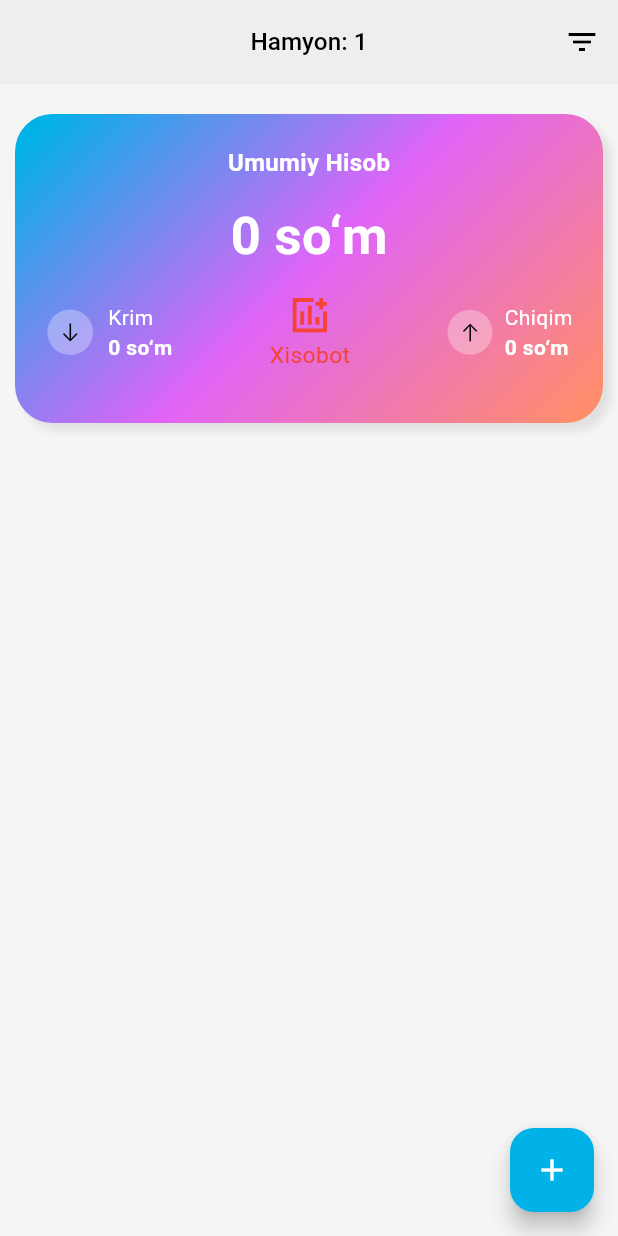
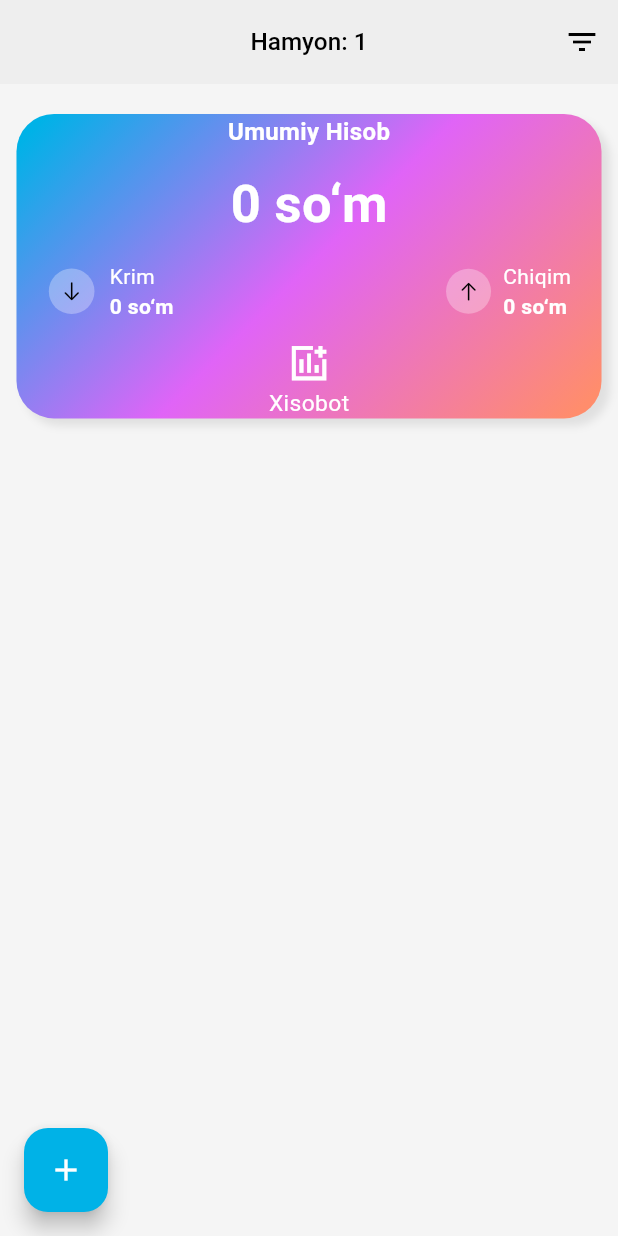
Before and after one commit to sarvarrustam/expensetrackerbloc, a Flutter app: the screen it shows after launch, on a phone screen of 412 x 824 dp. Run offline on Flutter 3.47's test engine with Material 3 defaults, Android fonts, the light colour scheme and no system bars; our stand-ins replace bloc, equatable, flutter_bloc, flutter_screenutil, go_router, google_fonts and 2 more; accounts and stored records are empty.

Commit message:
add floating action button location and update dependencies

```diff
--- a/lib/pages/home/home_page.dart
+++ b/lib/pages/home/home_page.dart
@@ -47,6 +47,7 @@ class HomePage extends StatelessWidget {
                 icon: const Icon(Icons.filter_list))
           ],
         ),
+        floatingActionButtonLocation: FloatingActionButtonLocation.startFloat,
         floatingActionButton: FloatingActionButton(
           onPressed: () {
             context
@@ -55,16 +56,14 @@ class HomePage extends StatelessWidget {
           },
           child: const Icon(Icons.add),
         ),
-        body: Padding(
-          padding: const EdgeInsets.only(left: 10, right: 10),
-          child: Column(
+        body: Column(
           children: [
             const SizedBox(
               height: 20,
             ),
             Container(
-                width: MediaQuery.of(context).size.width,
-                height: MediaQuery.of(context).size.width / 2,
+              margin: EdgeInsets.symmetric(horizontal: 10.w),
+              height: 200.h,
               decoration: BoxDecoration(
                   gradient: LinearGradient(
                     colors: [
@@ -105,8 +104,8 @@ class HomePage extends StatelessWidget {
                         fontWeight: FontWeight.bold),
                   ),
                   Padding(
-                      padding: EdgeInsets.symmetric(
-                          vertical: 12.w, horizontal: 20.h),
+                    padding:
+                        EdgeInsets.symmetric(vertical: 12.w, horizontal: 20.h),
                     child: Row(
                       mainAxisAlignment: MainAxisAlignment.spaceBetween,
                       children: [
@@ -152,20 +151,6 @@ class HomePage extends StatelessWidget {
                             )
                           ],
                         ),
-                          InkWell(
-                            onTap: () {
-                              context.push("/hisoborlar");
-                            },
-                            child: Column(
-                              children: [
-                                Icon(Icons.add_chart_sharp,
-                                    color: Colors.red, size: 30.sp),
-                                Text('Xisobot',
-                                    style: TextStyle(
-                                        color: Colors.red, fontSize: 15.sp)),
-                              ],
-                            ),
-                          ),
                         Row(
                           children: [
                             Container(
@@ -207,10 +192,24 @@ class HomePage extends StatelessWidget {
                               ],
                             )
                           ],
-                          )
+                        ),
                       ],
                     ),
-                    )
+                  ),
+                  InkWell(
+                    onTap: () {
+                      context.push("/hisoborlar");
+                    },
+                    child: Column(
+                      children: [
+                        Icon(Icons.add_chart_sharp,
+                            color: Colors.white, size: 30.sp),
+                        Text('Xisobot',
+                            style: TextStyle(
+                                color: Colors.white, fontSize: 15.sp)),
+                      ],
+                    ),
+                  ),
                 ],
               ),
             ),
@@ -222,8 +221,7 @@ class HomePage extends StatelessWidget {
                     itemCount: state.getFilterList().length,
                     itemBuilder: (BuildContext context, int index) {
                       final item = state.getFilterList()[index];
-                        final amount =
-                            item['amount'].toString().parseToDouble();
+                      final amount = item['amount'].toString().parseToDouble();
 
                       return EnhancedTransactionCard(
                         title: item['title'],
@@ -255,7 +253,6 @@ class HomePage extends StatelessWidget {
           ],
         ),
       ),
-      ),
     );
   }
 }
--- a/pubspec.yaml
+++ b/pubspec.yaml
@@ -27,6 +27,7 @@ dependencies:
   go_router: ^14.8.1
   flutter_screenutil: ^5.9.3
   google_fonts: ^6.2.1
+  auto_size_text: ^3.0.0
 
 dev_dependencies:
   flutter_test:
```
Also changed, not shown: pubspec.lock. Lines whose indentation alone changed are shown as unchanged.
